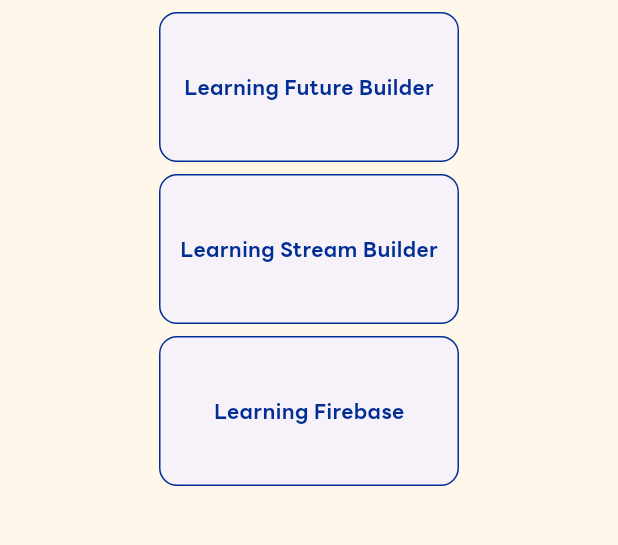
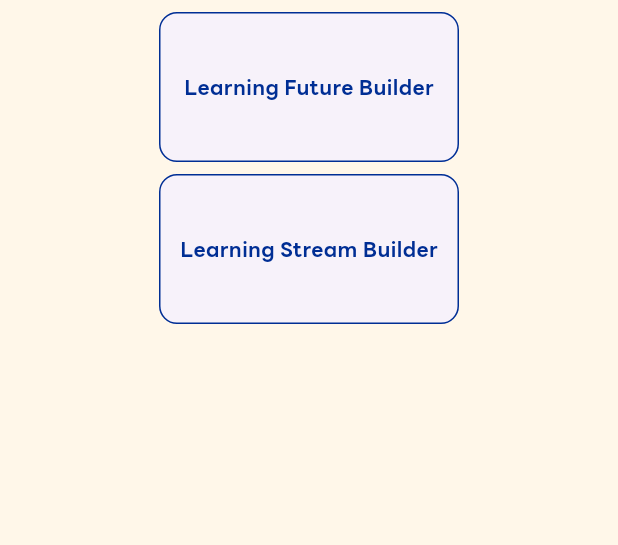
Before and after one commit to y129may9th/flutter-playground, a Flutter app: the screen it shows after launch, on a phone screen of 412 x 824 dp, the part 402-947 px from its top. Run offline on Flutter 3.47's test engine with Material 2 defaults, Android fonts, the phone set to English and light mode, and no system bars; our stand-ins replace hexcolor.

Commit message:
Revert "Learning Firebase Services - Prepre"

```diff
--- a/lib/home.dart
+++ b/lib/home.dart
@@ -1,5 +1,4 @@
 import 'package:flutter/material.dart';
-import 'package:flutter_widget_key/samples/firebase/sign_up.dart';
 import 'package:flutter_widget_key/samples/future_builder/index.dart';
 import 'package:flutter_widget_key/samples/stream_builder/index.dart';
 import 'package:flutter_widget_key/samples/widget_key/widget_key.dart';
@@ -125,31 +124,6 @@
                 ),
               ),
             ),
-            GestureDetector(
-              onTap: () => _onPressed(context, const SignUp()),
-              child: Card(
-                shape: RoundedRectangleBorder(
-                  side: BorderSide(
-                    color: HexColor('002E94'),
-                  ),
-                  borderRadius: const BorderRadius.all(Radius.circular(12)),
-                ),
-                elevation: 0,
-                child: SizedBox(
-                  width: 200,
-                  height: 100,
-                  child: Center(
-                    child: Text(
-                      'Learning Firebase',
-                      style: TextStyle(
-                        color: HexColor('002E94'),
-                        fontWeight: FontWeight.bold,
-                      ),
-                    ),
-                  ),
-                ),
-              ),
-            ),
           ],
         ),
       ),
--- a/pubspec.yaml
+++ b/pubspec.yaml
@@ -29,10 +29,12 @@
 # the latest version available on pub.dev. To see which dependencies have newer
 # versions available, run `flutter pub outdated`.
 dependencies:
-  cupertino_icons: ^1.0.2
-  firebase_core: ^2.14.0
   flutter:
     sdk: flutter
+
+  # The following adds the Cupertino Icons font to your application.
+  # Use with the CupertinoIcons class for iOS style icons.
+  cupertino_icons: ^1.0.2
   hexcolor: ^3.0.1
   provider: ^6.0.5
 
```
Also changed, not shown: lib/main.dart (+1 -8 lines), lib/samples/firebase/sign_up.dart (deleted, +0 -18 lines), lib/firebase_options.dart (deleted), pubspec.lock, 19 other files.
